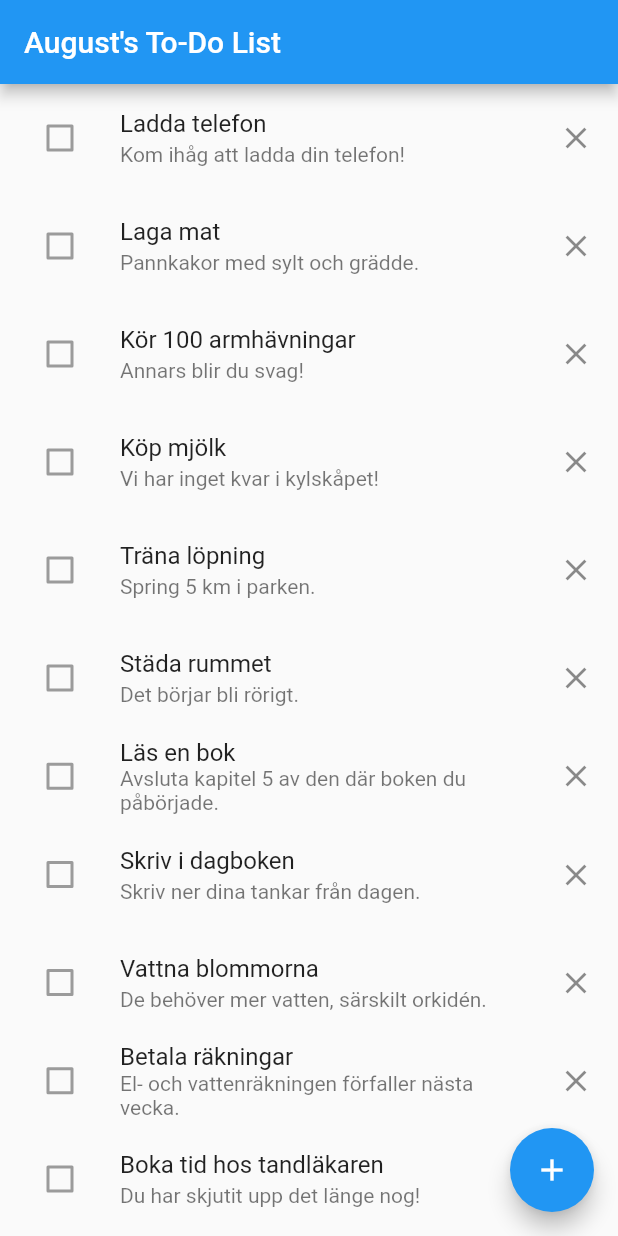
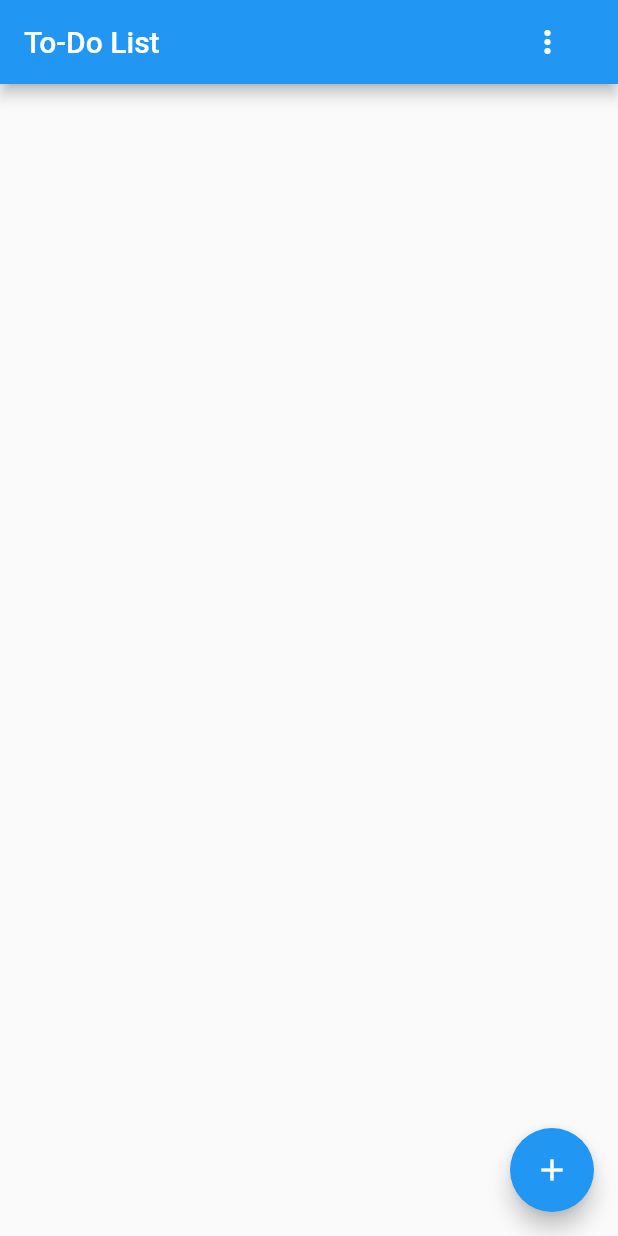
Before and after one commit to Aub3r/TaskPlanner, a Flutter app: the screen it shows after launch, on a phone screen of 412 x 824 dp. Run offline on Flutter 3.47's test engine with Material 2 defaults, Android fonts, the phone set to English and light mode, and no system bars.

Commit message:
Klar med vecka 2

```diff
--- a/lib/main.dart
+++ b/lib/main.dart
@@ -1,11 +1,19 @@
 import 'package:flutter/material.dart';
+import 'package:provider/provider.dart';
+import './todo_list.dart';
+import './todo_filter.dart';
 
 void main() {
-  runApp(const MyApp());
+  runApp(
+    ChangeNotifierProvider(
+      create: (context) => TodoListModel(),
+      child: const MyApp(),
+    ),
+  );
 }
 
 class MyApp extends StatelessWidget {
-  const MyApp({Key? key}) : super(key: key);
+  const MyApp();
 
   @override
   Widget build(BuildContext context) {
@@ -14,115 +22,3 @@ class MyApp extends StatelessWidget {
     );
   }
 }
-
-class AddTask extends StatelessWidget {
-  @override
-  Widget build(BuildContext context) {
-    return Scaffold(
-      appBar: AppBar(
-        title: Text('Add Task'),
-      ),
-      body: Padding(
-        padding: const EdgeInsets.all(10),
-        child: Column(
-          crossAxisAlignment: CrossAxisAlignment.start,
-          children: <Widget>[
-            TextField(
-              decoration: InputDecoration(
-                labelText: 'What do you need to do?',
-                border: OutlineInputBorder(),
-              ),
-            ),
-            SizedBox(height: 20),
-            ElevatedButton(
-              onPressed: () {
-                Navigator.pop(context);
-              },
-              child: Text('Add'),
-            )
-          ],
-        ),
-      ),
-    );
-  }
-}
-
-class TodoTask {
-  String taskName;
-  String description;
-
-  TodoTask(this.taskName, this.description);
-}
-
-class TodoList extends StatefulWidget {
-  @override
-  _TodoListState createState() => _TodoListState();
-}
-
-class _TodoListState extends State<TodoList> {
-  List<TodoTask> tasks = [
-    TodoTask('Ladda telefon', 'Kom ihåg att ladda din telefon!'),
-    TodoTask('Laga mat', 'Pannkakor med sylt och grädde.'),
-    TodoTask('Kör 100 armhävningar', 'Annars blir du svag!'),
-    TodoTask('Köp mjölk', 'Vi har inget kvar i kylskåpet!'),
-    TodoTask('Träna löpning', 'Spring 5 km i parken.'),
-    TodoTask('Städa rummet', 'Det börjar bli rörigt.'),
-    TodoTask('Läs en bok', 'Avsluta kapitel 5 av den där boken du påbörjade.'),
-    TodoTask('Skriv i dagboken', 'Skriv ner dina tankar från dagen.'),
-    TodoTask('Vattna blommorna', 'De behöver mer vatten, särskilt orkidén.'),
-    TodoTask(
-        'Betala räkningar', 'El- och vattenräkningen förfaller nästa vecka.'),
-    TodoTask('Boka tid hos tandläkaren', 'Du har skjutit upp det länge nog!'),
-    TodoTask('Köp en födelsedagspresent', 'Mammas födelsedag är nästa vecka.'),
-    TodoTask('Laga cykeln', 'Byt ut det punkterade hjulet.'),
-  ];
-
-  @override
-  Widget build(BuildContext context) {
-    return Scaffold(
-      appBar: AppBar(title: const Text("August's To-Do List")),
-      body: ListView.builder(
-        itemBuilder: (context, index) {
-          return _item(context, tasks[index]);
-        },
-        itemCount: tasks.length,
-      ),
-      floatingActionButton: FloatingActionButton(
-        onPressed: () {
-          Navigator.push(
-              context, MaterialPageRoute(builder: (context) => AddTask()));
-        },
-        child: const Icon(Icons.add),
-      ),
-    );
-  }
-
-  Widget _item(BuildContext context, TodoTask task) {
-    return ListTile(
-      onTap: () {
-        Navigator.push(context,
-            MaterialPageRoute(builder: (context) => OtherView(task.taskName)));
-      },
-      leading: Checkbox(
-        value: false,
-        onChanged: null,
-      ),
-      title: Text(task.taskName),
-      subtitle: Text(task.description),
-      trailing: Icon(Icons.close),
-    );
-  }
-}
-
-class OtherView extends StatelessWidget {
-  final String taskName;
-  OtherView(this.taskName);
-
-  @override
-  Widget build(BuildContext context) {
-    return Scaffold(
-      appBar: AppBar(title: Text(taskName)),
-      body: Center(child: Text('Description')),
-    );
-  }
-}
--- /dev/null
+++ b/lib/todo_filter.dart
@@ -0,0 +1,40 @@
+import 'package:flutter/material.dart';
+import 'todo_list.dart';
+
+enum TaskFilter { all, done, undone }
+
+class TodoListModel extends ChangeNotifier {
+  final List<TodoTask> _tasks = [];
+  TaskFilter _filter = TaskFilter.all;
+
+  List<TodoTask> get tasks {
+    switch (_filter) {
+      case TaskFilter.all:
+        return _tasks;
+      case TaskFilter.done:
+        return _tasks.where((task) => task.isDone).toList();
+      case TaskFilter.undone:
+        return _tasks.where((task) => !task.isDone).toList();
+    }
+  }
+
+  set filter(TaskFilter filter) {
+    _filter = filter;
+    notifyListeners();
+  }
+
+  void addTask(String taskName) {
+    _tasks.add(TodoTask(taskName));
+    notifyListeners();
+  }
+
+  void toggleDone(TodoTask task) {
+    task.isDone = !task.isDone;
+    notifyListeners();
+  }
+
+  void removeTask(TodoTask task) {
+    _tasks.remove(task);
+    notifyListeners();
+  }
+}
--- /dev/null
+++ b/lib/todo_list.dart
@@ -0,0 +1,103 @@
+import 'package:flutter/material.dart';
+import 'package:provider/provider.dart';
+import './add_task.dart';
+import './todo_filter.dart';
+
+class TodoTask {
+  String taskName;
+  bool isDone;
+
+  TodoTask(this.taskName) : isDone = false;
+}
+
+class TodoList extends StatelessWidget {
+  @override
+  Widget build(BuildContext context) {
+    return Scaffold(
+      appBar: AppBar(
+        title: const Text("To-Do List"),
+        actions: <Widget>[
+          Padding(
+            padding: const EdgeInsets.only(right: 23.0),
+            child: PopupMenuButton<TaskFilter>(
+              onSelected: (filter) {
+                Provider.of<TodoListModel>(context, listen: false).filter =
+                    filter;
+              },
+              itemBuilder: (BuildContext context) =>
+                  <PopupMenuEntry<TaskFilter>>[
+                const PopupMenuItem<TaskFilter>(
+                  value: TaskFilter.all,
+                  child: Text('All'),
+                ),
+                const PopupMenuItem<TaskFilter>(
+                  value: TaskFilter.done,
+                  child: Text('Done'),
+                ),
+                const PopupMenuItem<TaskFilter>(
+                  value: TaskFilter.undone,
+                  child: Text('Undone'),
+                ),
+              ],
+            ),
+          ),
+        ],
+      ),
+      body: Consumer<TodoListModel>(
+        builder: (context, model, child) {
+          return ListView.builder(
+            itemBuilder: (context, index) {
+              return _item(context, model.tasks[index]);
+            },
+            itemCount: model.tasks.length,
+          );
+        },
+      ),
+      floatingActionButton: FloatingActionButton(
+        onPressed: () {
+          Navigator.push(
+            context,
+            MaterialPageRoute(
+              builder: (context) => AddTask(
+                onTaskAdded: (taskName) {
+                  Provider.of<TodoListModel>(context, listen: false)
+                      .addTask(taskName);
+                },
+              ),
+            ),
+          );
+        },
+        child: const Icon(Icons.add),
+      ),
+    );
+  }
+
+  Widget _item(BuildContext context, TodoTask task) {
+    return Card(
+      margin: EdgeInsets.symmetric(vertical: 4.0, horizontal: 8.0),
+      child: ListTile(
+        leading: Checkbox(
+          value: task.isDone,
+          onChanged: (bool? value) {
+            if (value != null) {
+              Provider.of<TodoListModel>(context, listen: false)
+                  .toggleDone(task);
+            }
+          },
+        ),
+        title: Text(
+          task.taskName,
+          style: TextStyle(
+            decoration: task.isDone ? TextDecoration.lineThrough : null,
+          ),
+        ),
+        trailing: IconButton(
+          icon: Icon(Icons.close),
+          onPressed: () {
+            Provider.of<TodoListModel>(context, listen: false).removeTask(task);
+          },
+        ),
+      ),
+    );
+  }
+}
--- a/pubspec.yaml
+++ b/pubspec.yaml
@@ -30,7 +30,7 @@ environment:
 dependencies:
   flutter:
     sdk: flutter
-
+  provider: ^5.0.0
 
   # The following adds the Cupertino Icons font to your application.
   # Use with the CupertinoIcons class for iOS style icons.
```
Also changed, not shown: lib/add_task.dart (added, +42 -0 lines), pubspec.lock.
